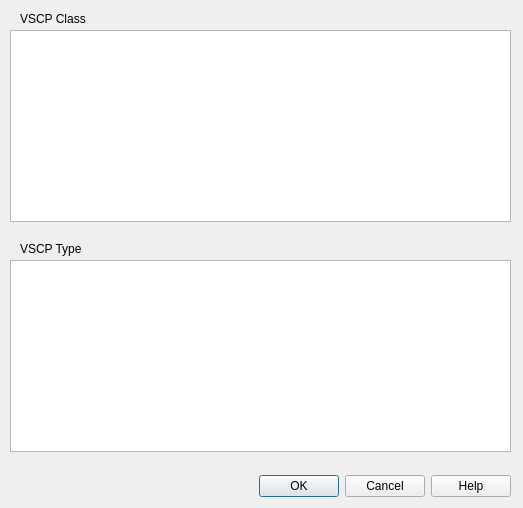
grodansparadis/vscp-works-qt, file src/cdlgselectclass.ui: the form before one commit.
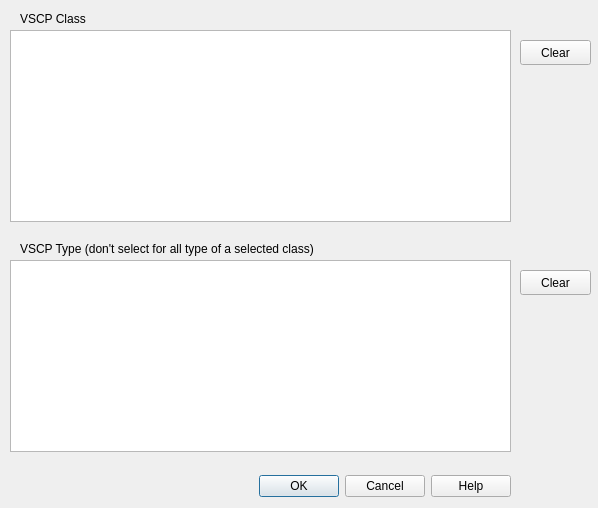
The form after the commit.

Diff of the .ui file:
```diff
--- a/src/cdlgselectclass.ui
+++ b/src/cdlgselectclass.ui
@@ -6,7 +6,7 @@
    <rect>
     <x>0</x>
     <y>0</y>
-    <width>523</width>
+    <width>598</width>
     <height>508</height>
    </rect>
   </property>
@@ -67,12 +67,38 @@
     <rect>
      <x>20</x>
      <y>240</y>
-     <width>111</width>
+     <width>481</width>
      <height>17</height>
     </rect>
    </property>
    <property name="text">
-    <string>VSCP Type</string>
+    <string>VSCP Type (don't select for all type of a selected class)</string>
+   </property>
+  </widget>
+  <widget class="QPushButton" name="btnClearClasses">
+   <property name="geometry">
+    <rect>
+     <x>520</x>
+     <y>40</y>
+     <width>71</width>
+     <height>25</height>
+    </rect>
+   </property>
+   <property name="text">
+    <string>Clear</string>
+   </property>
+  </widget>
+  <widget class="QPushButton" name="btnClearTypes">
+   <property name="geometry">
+    <rect>
+     <x>520</x>
+     <y>270</y>
+     <width>71</width>
+     <height>25</height>
+    </rect>
+   </property>
+   <property name="text">
+    <string>Clear</string>
    </property>
   </widget>
  </widget>
```
Left out of the diff: 27 changed lines with no effect on the pictures.
